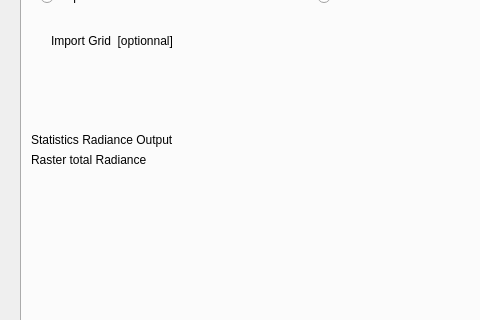
MathieuChailloux/LightPollutionToolbox, file Interface_dialog_base.ui: the form before one commit; both pictures show x 0 to 480 and y 134 to 454 of the 856 by 570 pixel window.
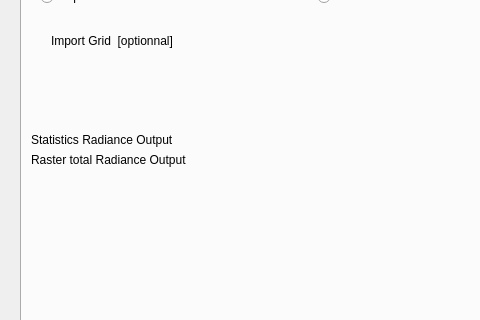
The form after the commit. The open tabs and pages were chosen to show the change. Icons and pictures are not drawn. Custom widgets are drawn as their Qt base class.

Diff of the .ui file:
```diff
--- a/Interface_dialog_base.ui
+++ b/Interface_dialog_base.ui
@@ -258,7 +258,7 @@
           <item row="5" column="0">
            <widget class="QLabel" name="labelExtent_2">
             <property name="text">
-             <string>Raster total Radiance</string>
+             <string>Raster total Radiance Output</string>
             </property>
            </widget>
           </item>
```
Left out of the diff: 2 changed lines with no effect on the pictures.
